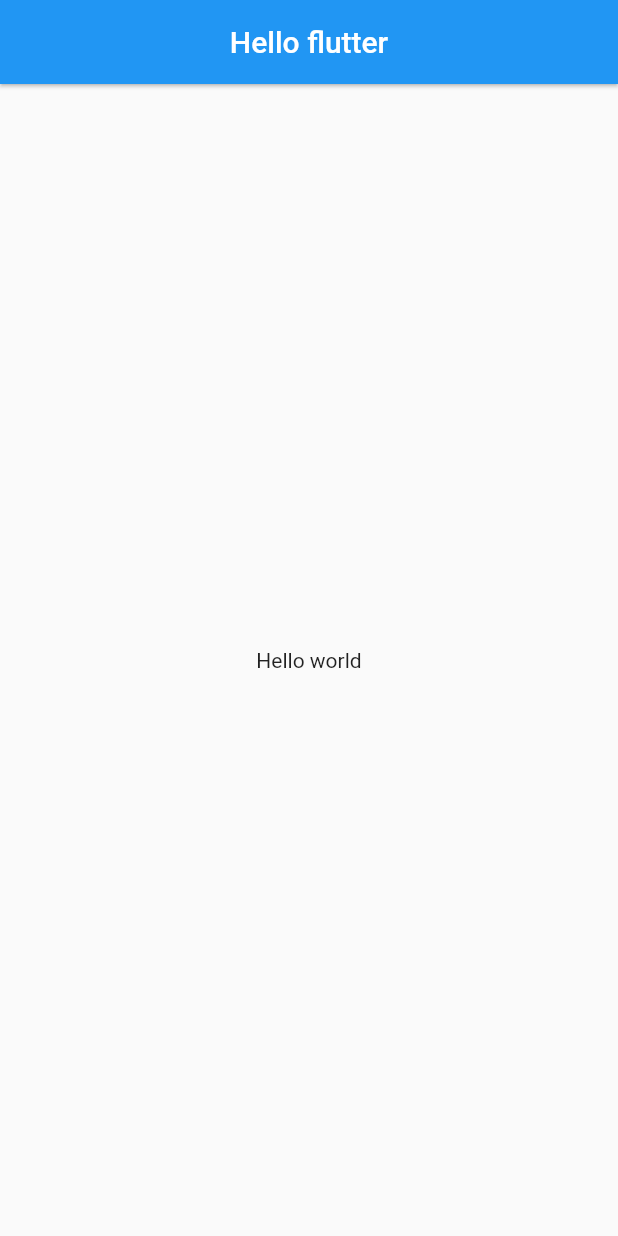
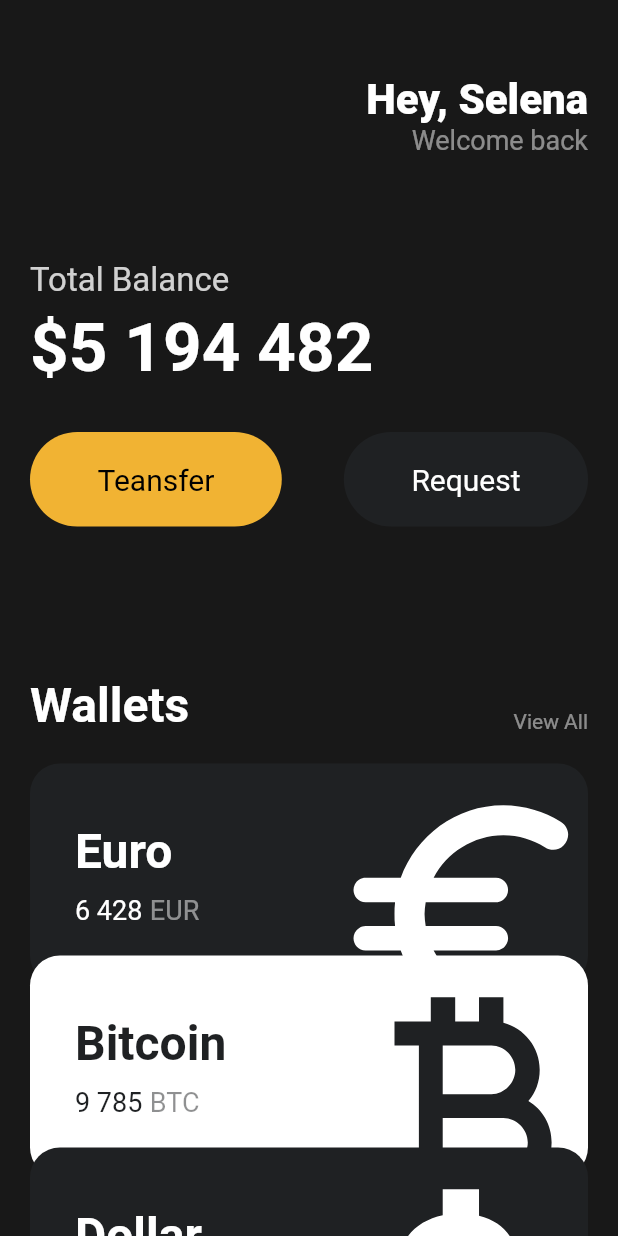
Before and after one commit to Hongsinwon/nomadcoders_flutter, a Flutter app: the screen it shows after launch, on a phone screen of 412 x 824 dp. Run offline on Flutter 3.47's test engine with Material 2 defaults, Android fonts, the phone set to English and light mode, and no system bars.

Commit message:
노마드코더 flutter Wallets APP UI

```diff
--- a/flutter_part1/lib/main.dart
+++ b/flutter_part1/lib/main.dart
@@ -1,24 +1,154 @@
 import 'package:flutter/material.dart';
+import 'package:flutter_part1/widgets/Button.dart';
+import 'package:flutter_part1/widgets/currency_card.dart';
 
 void main() {
-  runApp(App());
+  runApp(const App());
 }
 
 class App extends StatelessWidget {
+  const App({super.key});
+
   @override
   Widget build(BuildContext context) {
     return MaterialApp(
       home: Scaffold(
         body: Scaffold(
-          appBar: AppBar(
-            elevation: 1,
-            centerTitle: true,
-            title: Text('Hello flutter'),
-          ),
-          body: Center(
-            child: Text('Hello world'),
-          ),
-        ),
+            backgroundColor: const Color(0xFF181818),
+            body: SingleChildScrollView(
+              child: Padding(
+                padding: const EdgeInsets.symmetric(horizontal: 20),
+                child: Column(
+                  crossAxisAlignment: CrossAxisAlignment.start,
+                  children: [
+                    const SizedBox(
+                      height: 50,
+                    ),
+                    Row(
+                      mainAxisAlignment: MainAxisAlignment.end,
+                      children: [
+                        Column(
+                          crossAxisAlignment: CrossAxisAlignment.end,
+                          children: const [
+                            Text(
+                              'Hey, Selena',
+                              style: TextStyle(
+                                color: Colors.white,
+                                fontSize: 28,
+                                fontWeight: FontWeight.w800,
+                              ),
+                            ),
+                            Text(
+                              'Welcome back',
+                              style: TextStyle(
+                                // color: Colors.white.withOpacity(0.8),
+                                color: Color.fromRGBO(255, 255, 255, 0.5),
+                                fontSize: 18,
+                              ),
+                            ),
+                          ],
+                        ),
+                      ],
+                    ),
+                    const SizedBox(
+                      height: 70,
+                    ),
+                    Container(
+                      child: Text(
+                        'Total Balance',
+                        style: TextStyle(
+                          fontSize: 22,
+                          color: Colors.white.withOpacity(0.8),
+                        ),
+                      ),
+                    ),
+                    const SizedBox(
+                      height: 5,
+                    ),
+                    const Text(
+                      '\$5 194 482',
+                      style: TextStyle(
+                        fontSize: 45,
+                        fontWeight: FontWeight.w600,
+                        color: Colors.white,
+                      ),
+                    ),
+                    const SizedBox(
+                      height: 30,
+                    ),
+                    Row(
+                      mainAxisAlignment: MainAxisAlignment.spaceBetween,
+                      children: const [
+                        Button(
+                          text: 'Teansfer',
+                          bgColor: Color(0xFFF1B333),
+                          textcolor: Colors.black,
+                        ),
+                        Button(
+                          text: 'Request',
+                          bgColor: Color(0xff1f2123),
+                          textcolor: Colors.white,
+                        )
+                      ],
+                    ),
+                    const SizedBox(
+                      height: 100,
+                    ),
+                    Row(
+                      crossAxisAlignment: CrossAxisAlignment.end,
+                      mainAxisAlignment: MainAxisAlignment.spaceBetween,
+                      children: [
+                        const Text(
+                          'Wallets',
+                          style: TextStyle(
+                            fontSize: 32,
+                            fontWeight: FontWeight.w600,
+                            color: Colors.white,
+                          ),
+                        ),
+                        Text(
+                          'View All',
+                          style: TextStyle(
+                            fontSize: 14,
+                            color: Colors.white.withOpacity(0.5),
+                          ),
+                        )
+                      ],
+                    ),
+                    const SizedBox(
+                      height: 20,
+                    ),
+                    const CurrencyCard(
+                      name: 'Euro',
+                      code: 'EUR',
+                      amount: '6 428',
+                      icon: Icons.euro_rounded,
+                      isInverted: false,
+                    ),
+                    Transform.translate(
+                      offset: const Offset(0, -20),
+                      child: const CurrencyCard(
+                        name: 'Bitcoin',
+                        code: 'BTC',
+                        amount: '9 785',
+                        icon: Icons.currency_bitcoin,
+                        isInverted: true,
+                      ),
+                    ),
+                    Transform.translate(
+                      offset: const Offset(0, -40),
+                      child: const CurrencyCard(
+                        name: 'Dollar',
+                        code: 'USD',
+                        amount: '428',
+                        icon: Icons.attach_money_outlined,
+                        isInverted: false,
+                      ),
+                    )
+                  ],
+                ),
+              ),
+            )),
       ),
     );
   }
--- /dev/null
+++ b/flutter_part1/lib/widgets/button.dart
@@ -0,0 +1,37 @@
+import 'package:flutter/material.dart';
+
+class Button extends StatelessWidget {
+  final String text;
+  final Color bgColor;
+  final Color textcolor;
+
+  const Button({
+    super.key,
+    required this.text,
+    required this.bgColor,
+    required this.textcolor,
+  });
+
+  @override
+  Widget build(BuildContext context) {
+    return Container(
+      decoration: BoxDecoration(
+        borderRadius: BorderRadius.circular(45),
+        color: bgColor,
+      ),
+      child: Padding(
+        padding: const EdgeInsets.symmetric(
+          vertical: 20,
+          horizontal: 45,
+        ),
+        child: Text(
+          text,
+          style: TextStyle(
+            color: textcolor,
+            fontSize: 20,
+          ),
+        ),
+      ),
+    );
+  }
+}
--- /dev/null
+++ b/flutter_part1/lib/widgets/currency_card.dart
@@ -0,0 +1,83 @@
+import 'package:flutter/material.dart';
+
+class CurrencyCard extends StatelessWidget {
+  final String name, code, amount;
+  final IconData icon;
+  final bool isInverted;
+
+  final _blackColor = const Color(0xff1f2123);
+
+  const CurrencyCard({
+    super.key,
+    required this.name,
+    required this.code,
+    required this.amount,
+    required this.icon,
+    required this.isInverted,
+  });
+
+  @override
+  Widget build(BuildContext context) {
+    return Container(
+      clipBehavior: Clip.hardEdge,
+      decoration: BoxDecoration(
+        color: isInverted ? Colors.white : _blackColor,
+        borderRadius: BorderRadius.circular(20),
+      ),
+      child: Padding(
+        padding: const EdgeInsets.all(30),
+        child: Row(
+          mainAxisAlignment: MainAxisAlignment.spaceBetween,
+          children: [
+            Column(
+              crossAxisAlignment: CrossAxisAlignment.start,
+              children: [
+                Text(
+                  name,
+                  style: TextStyle(
+                    color: isInverted ? _blackColor : Colors.white,
+                    fontSize: 32,
+                    fontWeight: FontWeight.w600,
+                  ),
+                ),
+                const SizedBox(height: 10),
+                Row(
+                  children: [
+                    Text(
+                      amount,
+                      style: TextStyle(
+                        color: isInverted ? _blackColor : Colors.white,
+                        fontSize: 18,
+                      ),
+                    ),
+                    const SizedBox(width: 5),
+                    Text(
+                      code,
+                      style: TextStyle(
+                        color: isInverted
+                            ? const Color.fromRGBO(31, 33, 35, 0.5)
+                            : Colors.white.withOpacity(0.5),
+                        fontSize: 18,
+                      ),
+                    ),
+                  ],
+                ),
+              ],
+            ),
+            Transform.scale(
+              scale: 2.2,
+              child: Transform.translate(
+                offset: const Offset(-3, 12),
+                child: Icon(
+                  icon,
+                  color: isInverted ? _blackColor : Colors.white,
+                  size: 88,
+                ),
+              ),
+            )
+          ],
+        ),
+      ),
+    );
+  }
+}
```
